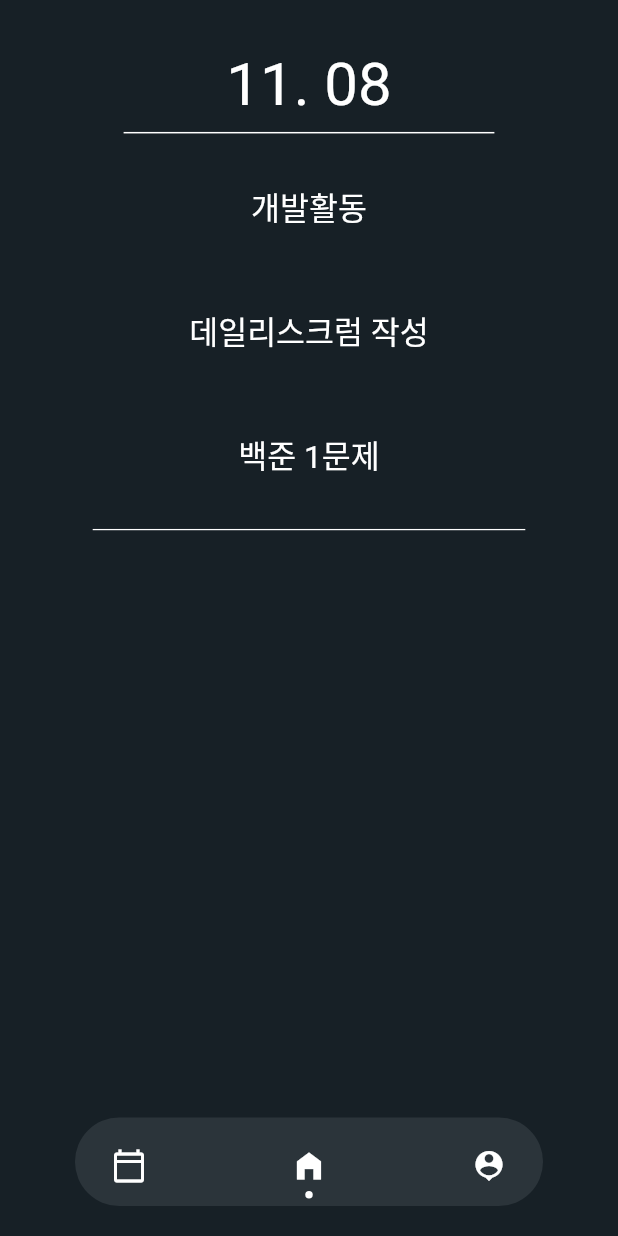
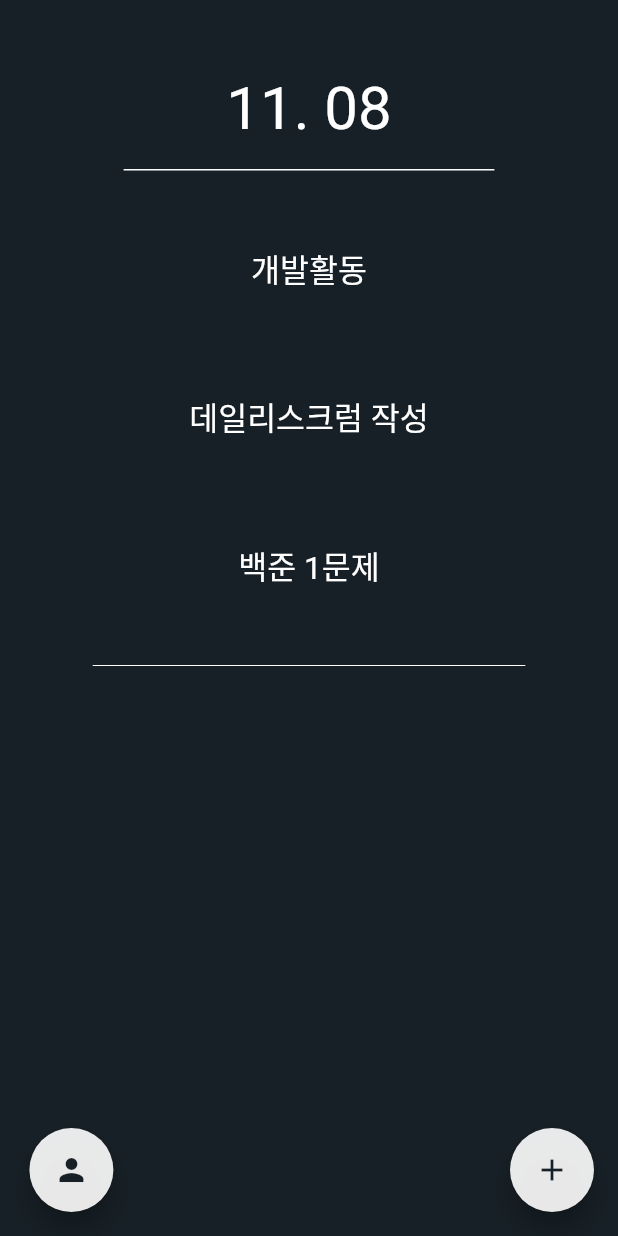
Before and after one commit to hfjxjjd123/Flutter_TODO, a Flutter app: the DayScreen screen opened directly, on a phone screen of 412 x 824 dp. Run offline on Flutter 3.47's test engine with Material 2 defaults, Android fonts, the light colour scheme and no system bars; drawn by our look-alikes of dot_navigation_bar; our stand-ins replace beamer, cloud_firestore, firebase_core; accounts and stored records are empty; Roboto replaces fonts that are missing (SongMyung).

Commit message:
여기서부터 dayscreen 수정됨

```diff
--- a/lib/const/size.dart
+++ b/lib/const/size.dart
@@ -3,10 +3,10 @@ import 'package:flutter/material.dart';
 late Size SIZE;
 
 Widget columnBigPadding(){
-  return Container(height: SIZE.height*0.03,);
+  return Container(height: SIZE.height*0.05,);
 }
 Widget columnSmallPadding(){
-  return Container(height: SIZE.height*0.01,);
+  return Container(height: SIZE.height*0.02,);
 }
 
-double buttonHeight = SIZE.height*0.1;
+double buttonHeight = SIZE.height*0.12;
--- a/lib/main.dart
+++ b/lib/main.dart
@@ -52,5 +52,5 @@ class SelfCareApp extends StatelessWidget {
 
 BeamerDelegate _routerDelegate = BeamerDelegate(
   locationBuilder: BeamerLocationBuilder(
-      beamLocations: [DayLocation(),TestLocation()]),
+      beamLocations: [DayLocation(), TestLocation()]),
 );
--- a/lib/screens/day_screen.dart
+++ b/lib/screens/day_screen.dart
@@ -96,7 +96,20 @@ class _DayScreenState extends State<DayScreen> {
                       itemCount: (allStuffs.length),
                       itemBuilder: (BuildContext context, int index) {
                         return InkWell(
-                          child: Container(child: allStuffs[index], color:(widget.onList[index])?onColor:offColor,),
+                          child: Stack(
+                              children: [
+                                Container(child: allStuffs[index], color:(widget.onList[index])?onColor:offColor,),
+                                Positioned(
+                                  child: Icon(
+                                    Icons.check_circle,
+                                    color: (widget.onList[index])?Colors.white:Colors.transparent,
+                                    size: buttonHeight*0.5,
+                                  ),
+                                  top: buttonHeight*0.25,
+                                  left: buttonHeight*0.3,
+                                )
+                              ]
+                          ),
                           onTap: (){
                             if(index == allStuffs.length-1){
 
@@ -120,18 +133,26 @@ class _DayScreenState extends State<DayScreen> {
             ),
           ],
         ),
-        bottomNavigationBar: DotNavigationBar(
-          items: [
-            DotNavigationBarItem(icon: Icon(Icons.calendar_today_outlined,)),
-            DotNavigationBarItem(icon: Icon(Icons.home_filled,)),
-            DotNavigationBarItem(icon: Icon(Icons.person_pin,)),
+        floatingActionButton: Stack(
+          children: [
+            Align(
+              child: FloatingActionButton(
+                onPressed: () {  },
+                backgroundColor: Color.fromARGB(230, 255, 255, 255),
+                child: Icon(Icons.person, color: offColor,),
+              ),
+              alignment: Alignment(Alignment.bottomLeft.x+0.2 , Alignment.bottomLeft.y)
+            ),
+            Align(
+              child: FloatingActionButton(
+                onPressed: () {  },
+                backgroundColor: Color.fromARGB(230, 255, 255, 255),
+                child: Icon(Icons.add, color: offColor,),
+              ),
+              alignment: Alignment.bottomRight,
+            ),
+
           ],
-          currentIndex: _SelectedTab.values.indexOf(_selectedTab),
-          onTap: _handleIndexChanged,
-          backgroundColor: Color.fromARGB(255, 43, 52, 58),
-          selectedItemColor: Colors.white,
-          unselectedItemColor: Colors.white,
-          dotIndicatorColor: Colors.white,
         ),
       ),
     );
--- a/lib/widgets/add_task_tab.dart
+++ b/lib/widgets/add_task_tab.dart
@@ -0,0 +1,15 @@
+import 'package:flutter/material.dart';
+import 'package:secare/const/size.dart';
+
+class AddTaskTab extends StatelessWidget {
+  const AddTaskTab({Key? key}) : super(key: key);
+
+  @override
+  Widget build(BuildContext context) {
+    return Container(
+      width: SIZE.width,
+      height: SIZE.height,
+      color: Colors.black87.withOpacity(0.8),
+    );
+  }
+}
--- a/lib/widgets/on_button.dart
+++ b/lib/widgets/on_button.dart
@@ -19,8 +19,7 @@ class _OnButtonState extends State<OnButton> {
   @override
   Widget build(BuildContext context) {
 
-    Size size = MediaQuery.of(context).size;
-    double buttonHeight = size.height*0.1;
+    double buttonHeight = SIZE.height*0.12;
 
     return Container(
       child: Text(
```
Also changed, not shown: 2 other files.
